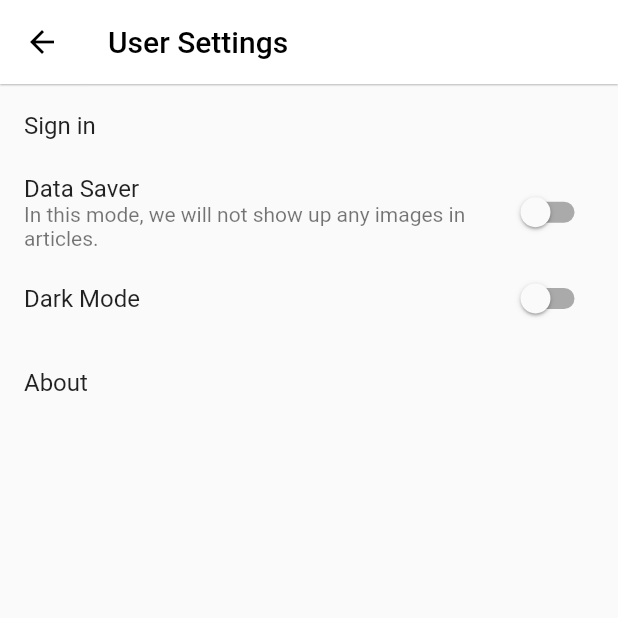
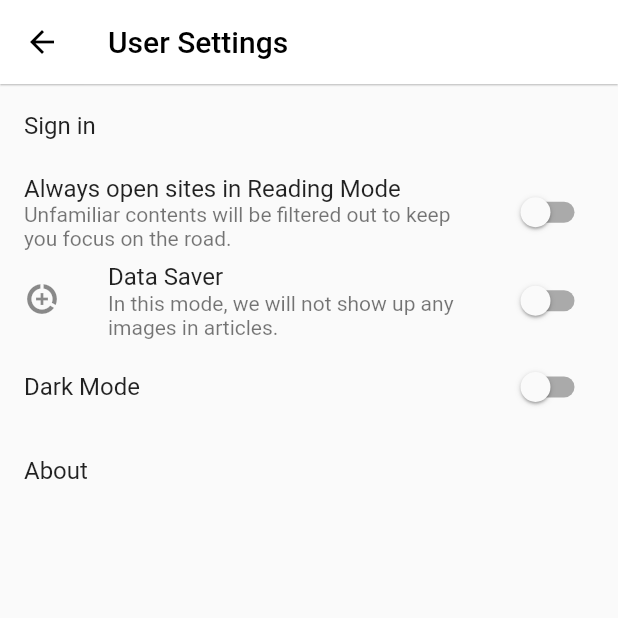
Before and after one commit to tranhuudang/rapid_news, a Flutter app: the screen it shows after launch, after a tap on the "account circle" icon, on a phone screen of 412 x 824 dp, the top half of it. Run offline on Flutter 3.47's test engine with Material 2 defaults, Android fonts, the phone set to English and light mode, and no system bars; our stand-ins replace package_info_plus, shared_preferences, shimmer; missing offline and left inert: flutter_inappwebview; network calls fail.

Commit message:
stable_2 18/4

```diff
--- a/lib/views/favourite_view.dart
+++ b/lib/views/favourite_view.dart
@@ -130,10 +130,10 @@ class FavouriteTile extends StatelessWidget {
                 builder: (context) => ReadingSpaceView(url, title)));
       },
       child: Container(
-        decoration: const BoxDecoration(
+        decoration: BoxDecoration(
             border: Border(
           bottom: BorderSide(
-              color: Colors.grey, width: 1.0, style: BorderStyle.solid),
+              color: RapidProp.darkMode? Colors.white10: Colors.black12 , width: 1.0, style: BorderStyle.solid),
         )),
         child: ListTile(
           title: Text(title),
--- a/lib/views/home.dart
+++ b/lib/views/home.dart
@@ -63,7 +63,7 @@ class _HomeState extends State<Home> {
             ),
           ],
         ),
-        elevation: 0.2,
+        elevation: 0.3,
         //backgroundColor: Colors.white,
         iconTheme: const IconThemeData(
         ),
@@ -89,7 +89,13 @@ class _HomeState extends State<Home> {
             ),
 
             /// Bottom menu bar
-            ButtonBar(
+            Container(
+              decoration: BoxDecoration(
+                border: Border(
+                  top: BorderSide(color: RapidProp.darkMode? Colors.white10: Colors.black12),
+                ),
+              ),
+              child: ButtonBar(
 
                 alignment: MainAxisAlignment.spaceEvenly,
                 children: [
@@ -129,6 +135,7 @@ class _HomeState extends State<Home> {
                   ),
                 ],
               ),
+            ),
           ],
         ),
       ),
--- a/lib/views/userSettings_view.dart
+++ b/lib/views/userSettings_view.dart
@@ -49,6 +49,21 @@ class _UserSettingsState extends State<UserSettings> {
             ),
             SwitchListTile(
               title: Text(
+                "Always open sites in Reading Mode",
+                style: TextStyle(),
+              ),
+              subtitle: Text(
+                  "Unfamiliar contents will be filtered out to keep you focus on the road."),
+              onChanged: (value) {
+                setState(() {
+
+                });
+              },
+              value: false,
+            ),
+            SwitchListTile(
+              secondary: Icon(Icons.data_saver_on),
+              title: Text(
                 "Data Saver",
                 style: TextStyle(),
               ),
```
Also changed, not shown: lib/views/headline_view.dart (+11 -6 lines). Lines whose indentation alone changed are shown as unchanged.
